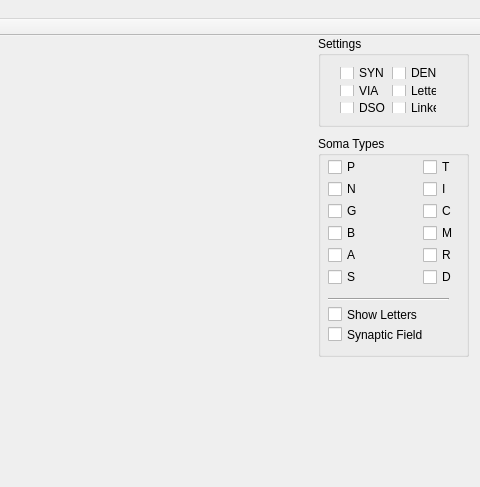
Before: the Qt Designer form neuron.ui in shuchu/NEURON, drawn with Qt 5; both pictures show x 512 to 992 and y 0 to 487 of the 992 by 741 pixel window.
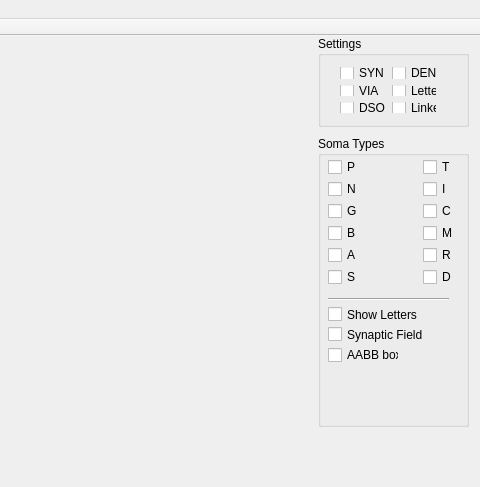
After: the same form once the commit is applied. Custom widgets are drawn as their Qt base class.

Commit message: aabb box

Patch:
```diff
--- a/neuron.ui
+++ b/neuron.ui
@@ -98,7 +98,7 @@
       <x>830</x>
       <y>100</y>
       <width>151</width>
-      <height>221</height>
+      <height>291</height>
      </rect>
     </property>
     <property name="title">
@@ -299,6 +299,19 @@
       <string>Show Letters</string>
      </property>
     </widget>
+    <widget class="QCheckBox" name="checkBox_AABB">
+     <property name="geometry">
+      <rect>
+       <x>10</x>
+       <y>210</y>
+       <width>71</width>
+       <height>18</height>
+      </rect>
+     </property>
+     <property name="text">
+      <string>AABB box</string>
+     </property>
+    </widget>
    </widget>
    <widget class="QPlainTextEdit" name="plainTextEdit">
     <property name="geometry">
```
The commit also changes 5 other files.
